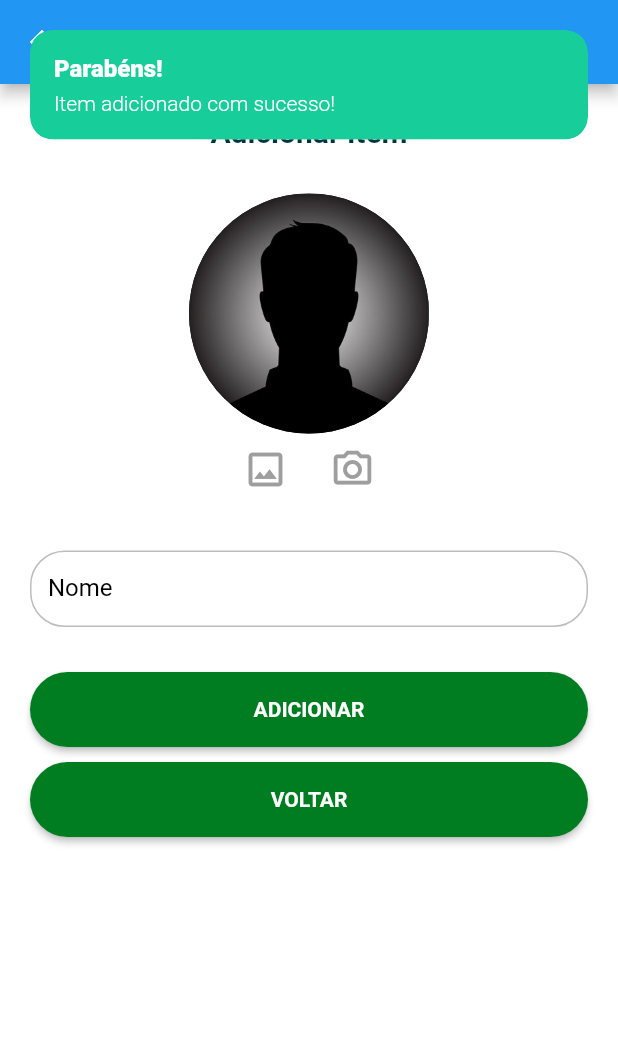
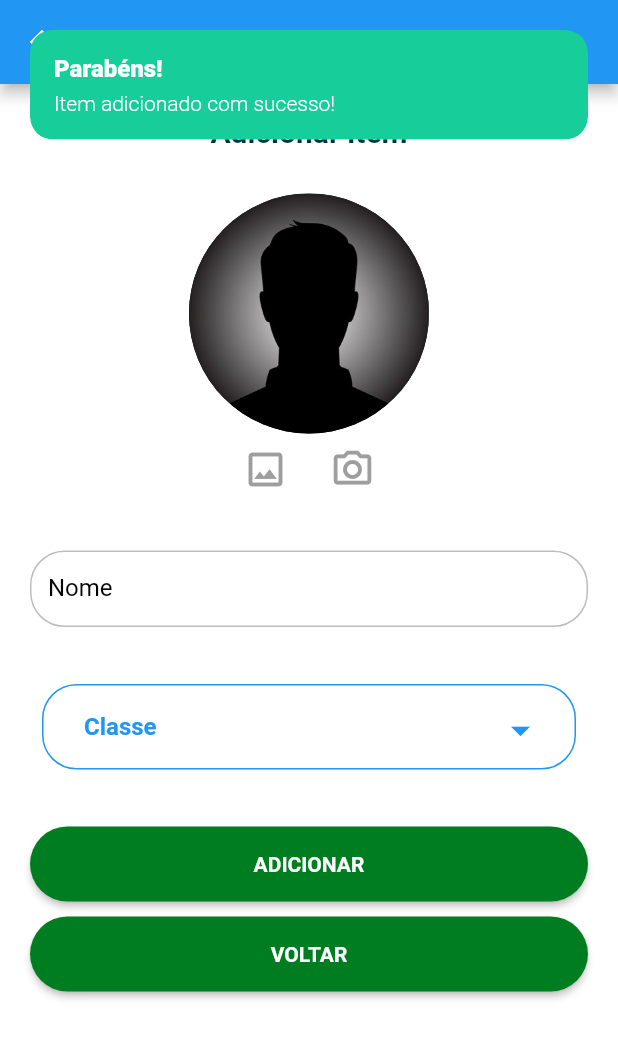
Before and after one commit to DiegoVeneroso/uruguaiana, a Flutter app: the HomeAddPage screen opened by its route, on a phone screen of 412 x 824 dp. Shown: the top 1038 px of the screen. Run offline on Flutter 3.47's test engine with Material 2 defaults, Android fonts, the phone set to English and light mode, and no system bars; our stand-ins replace appwrite, dropdown_button2, firebase_core, firebase_messaging, get, get_storage and 1 more; missing offline and left inert: validatorless; accounts and stored records are empty; network calls fail; Roboto replaces fonts that are missing (mplus1); statements that could not run were skipped.

Commit message:
job 10/10

```diff
--- a/lib/app/core/config/constants.dart
+++ b/lib/app/core/config/constants.dart
@@ -5,4 +5,5 @@ const PROJECT_ID = '65243945bba372ff009e';
 const DATABASE_ID = '65243a53002af350e901';
 const COLLETION_USERS_ID = '65243a6416d9f7cf4fba';
 const COLLETION_ITEM_ID = '65245fd33ac493b5799f';
+const COLLETION_DROPDOWN_ID = '6525af8838566f7a7555';
 const STORAGE_BUCKETS = '65243a86eacfdb9c9487';
--- /dev/null
+++ b/lib/app/models/zone_model.dart
@@ -0,0 +1,46 @@
+// To parse this JSON data, do
+//
+//     final zoneModel = zoneModelFromJson(jsonString);
+
+import 'dart:convert';
+
+ZoneModel zoneModelFromJson(String str) => ZoneModel.fromJson(json.decode(str));
+
+String zoneModelToJson(ZoneModel data) => json.encode(data.toJson());
+
+class ZoneModel {
+  ZoneModel({
+    this.zoneData,
+  });
+
+  List<Zone>? zoneData;
+
+  factory ZoneModel.fromJson(Map<String, dynamic> json) => ZoneModel(
+        zoneData:
+            List<Zone>.from(json["zoneData"].map((x) => Zone.fromJson(x))),
+      );
+
+  Map<String, dynamic> toJson() => {
+        "zoneData": List<dynamic>.from(zoneData!.map((x) => x.toJson())),
+      };
+}
+
+class Zone {
+  Zone({
+    this.zoneId,
+    this.zoneName,
+  });
+
+  int? zoneId;
+  String? zoneName;
+
+  factory Zone.fromJson(Map<String, dynamic> json) => Zone(
+        zoneId: json["zoneId"],
+        zoneName: json["zoneName"],
+      );
+
+  Map<String, dynamic> toJson() => {
+        "zoneId": zoneId,
+        "zoneName": zoneName,
+      };
+}
--- a/lib/app/modules/home/home_add_page.dart
+++ b/lib/app/modules/home/home_add_page.dart
@@ -1,8 +1,10 @@
 import 'dart:io';
 
+import 'package:dropdown_button2/dropdown_button2.dart';
 import 'package:flutter/material.dart';
 
 import 'package:get/get.dart';
+import 'package:uruguaiana/app/repository/home_repositories.dart';
 import 'package:validatorless/validatorless.dart';
 
 import '../../core/ui/app_state.dart';
@@ -124,6 +126,81 @@ class _HomeAddPageState extends AppState<HomeAddPage, HomeController> {
                     const SizedBox(
                       height: 30,
                     ),
+                    FutureBuilder(
+                        future: HomeRepository().getDropdowClasse(),
+                        builder: (context, snapshot) {
+                          return Padding(
+                            padding: const EdgeInsets.only(
+                                top: 8.0, left: 8.0, right: 8.0, bottom: 8.0),
+                            child: DropdownButtonFormField2(
+                              style: const TextStyle(
+                                  color: Colors.blue,
+                                  fontWeight: FontWeight.bold),
+                              decoration: InputDecoration(
+                                isDense: true,
+                                labelStyle: const TextStyle(
+                                    color: Colors.blue,
+                                    fontWeight: FontWeight.bold),
+                                errorStyle: const TextStyle(
+                                    color: Colors.redAccent,
+                                    fontWeight: FontWeight.bold),
+                                border: OutlineInputBorder(
+                                  borderRadius: BorderRadius.circular(23),
+                                  borderSide:
+                                      const BorderSide(color: Colors.blue),
+                                ),
+                                enabledBorder: OutlineInputBorder(
+                                  borderRadius: BorderRadius.circular(23),
+                                  borderSide:
+                                      const BorderSide(color: Colors.blue),
+                                ),
+                                focusedBorder: OutlineInputBorder(
+                                  borderRadius: BorderRadius.circular(23),
+                                  borderSide:
+                                      const BorderSide(color: Colors.blue),
+                                ),
+                                filled: true,
+                                fillColor: Colors.white,
+                              ),
+                              isExpanded: true,
+                              hint: const Text(
+                                'Classe',
+                                style: TextStyle(
+                                    fontSize: 16,
+                                    fontFamily: 'mplus1',
+                                    fontWeight: FontWeight.bold,
+                                    color: Colors.blue),
+                              ),
+                              icon: const Icon(
+                                Icons.arrow_drop_down,
+                                color: Colors.blue,
+                              ),
+                              iconSize: 30,
+                              buttonHeight: 25,
+                              buttonPadding:
+                                  const EdgeInsets.only(left: 0, right: 10),
+                              dropdownDecoration: BoxDecoration(
+                                borderRadius: BorderRadius.circular(23),
+                              ),
+                              items: snapshot.data,
+                              validator: (value) {
+                                if (value == null) {
+                                  return 'Selecione a sua classe';
+                                }
+                                return null;
+                              },
+                              onChanged: (value) {
+                                setState(() {
+                                  controller.valorSelecionadoClasse =
+                                      value.toString();
+                                });
+                              },
+                            ),
+                          );
+                        }),
+                    const SizedBox(
+                      height: 30,
+                    ),
                     Center(
                       child: CustomButton(
                         width: double.infinity,
@@ -132,10 +209,16 @@ class _HomeAddPageState extends AppState<HomeAddPage, HomeController> {
                           final formValid =
                               _formKey.currentState?.validate() ?? false;
                           if (formValid) {
-                            controller.itemAdd({
-                              'name': _nameEC.text,
-                              'imagePath': controller.imageFile!.path,
-                            });
+                            if (controller.imageFile != null) {
+                              controller.itemAdd({
+                                'name': _nameEC.text,
+                                'imagePath': controller.imageFile!.path,
+                              });
+                            } else {
+                              controller.itemAdd({
+                                'name': _nameEC.text,
+                              });
+                            }
                           }
                         },
                       ),
--- a/lib/app/modules/home/home_controller.dart
+++ b/lib/app/modules/home/home_controller.dart
@@ -27,6 +27,13 @@ class HomeController extends GetxController
   late Rx<File?> pickedFile;
   File? get profileImage => pickedFile.value;
   XFile? imageFile;
+
+  final List<String> listaClasse = [
+    'Docente',
+    'TAE',
+    'Discente',
+  ];
+  String? valorSelecionadoClasse;
 
   HomeController({
     required this.repository,
--- a/lib/app/modules/home/home_page.dart
+++ b/lib/app/modules/home/home_page.dart
@@ -2,6 +2,8 @@ import 'package:flutter/material.dart';
 
 import 'package:get/get.dart';
 import 'package:get_storage/get_storage.dart';
+import 'package:uruguaiana/app/repository/auth_repository.dart';
+import 'package:uruguaiana/app/repository/home_repositories.dart';
 import 'package:uruguaiana/app/routes/app_pages.dart';
 
 import '../../core/ui/widgets/custom_drawer.dart';
@@ -17,7 +19,7 @@ class HomePage extends GetView<HomeController> {
     return Scaffold(
       drawer: const CustomDrawer(),
       appBar: AppBar(
-        title: Text(GetStorage().read('sessionId')),
+        title: Text(HomeRepository().getDropdowClasse().toString()),
       ),
       // appBar: AppBar(
       //   title: const Text('Realtime modelo'),
--- a/pubspec.yaml
+++ b/pubspec.yaml
@@ -44,6 +44,7 @@ dependencies:
   intl: ^0.17.0
   validatorless: ^1.2.1
   image_picker: ^1.0.4
+  dropdown_button2: ^1.4.0
 
 dev_dependencies:
   flutter_test:
```
Also changed, not shown: lib/app/repository/home_repositories.dart (+31 -3 lines), pubspec.lock.
